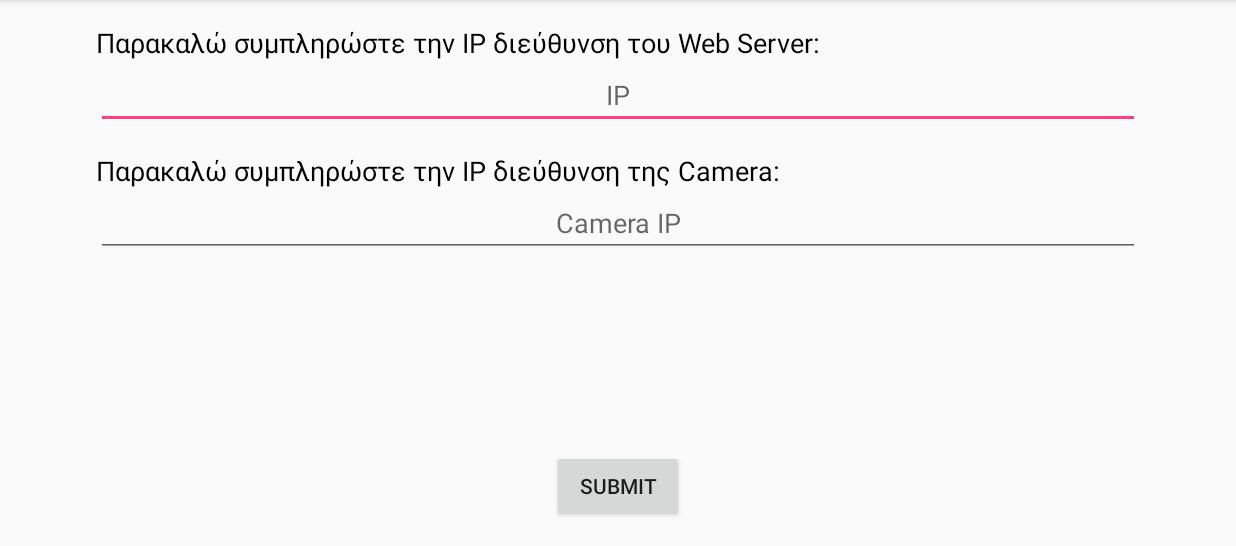
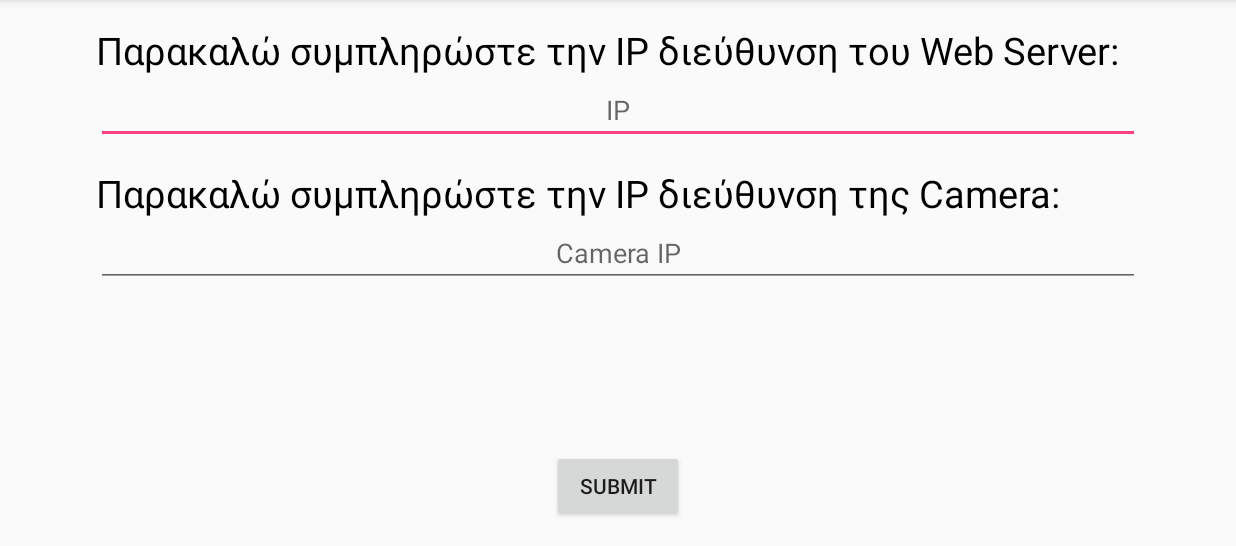
Before and after one commit to bougioklis/SmartBuoys, an Android app: the screen it shows after launch (SettingsActivity), on a phone screen of 824 x 412 dp (held sideways), the part 72-618 px from its top. Run offline under Robolectric (Android 15) with nearby library versions, the phone set to English and light mode, and no system bars.

Commit message:
Android Layout changes

```diff
--- a/SmartBuoyAndroid/app/src/main/java/com/example/bougioklis/smartbuoy/MenuOptions/SettingsActivity.java
+++ b/SmartBuoyAndroid/app/src/main/java/com/example/bougioklis/smartbuoy/MenuOptions/SettingsActivity.java
@@ -28,7 +28,7 @@ public class SettingsActivity extends AppCompatActivity {
     @Override
     protected void onCreate(Bundle savedInstanceState) {
         super.onCreate(savedInstanceState);
-        setContentView(R.layout.activity_settings_ativity);
+        setContentView(R.layout.activity_settings_activity);
 
         global = ((Global) getApplicationContext());
 
--- a/SmartBuoyAndroid/app/src/main/java/com/example/bougioklis/smartbuoy/RTSPActivity.java
+++ b/SmartBuoyAndroid/app/src/main/java/com/example/bougioklis/smartbuoy/RTSPActivity.java
@@ -80,6 +80,8 @@ public class RTSPActivity extends AppCompatActivity {
         map.setTileSource(TileSourceFactory.MAPNIK);
         map.setBuiltInZoomControls(true);
         map.setMultiTouchControls(true);
+
+
 
         //XML Views
         global = ((Global) getApplicationContext());
--- a/SmartBuoyAndroid/app/src/main/res/layout/activity_settings_ativity.xml
+++ b/SmartBuoyAndroid/app/src/main/res/layout/activity_settings_activity.xml
@@ -16,7 +16,7 @@
         android:layout_width="wrap_content"
         android:layout_height="wrap_content"
         android:text="@string/ipfill"
-        android:textSize="18sp"
+        android:textSize="25sp"
         android:textColor="@color/black"/>
     <EditText
         android:id="@+id/ip"
@@ -33,7 +33,7 @@
         android:layout_below="@+id/ip"
         android:paddingTop="15dp"
         android:text="@string/rtspip"
-        android:textSize="18sp"
+        android:textSize="25sp"
         android:textColor="@color/black"/>
     <EditText
         android:id="@+id/rtsp"
--- a/SmartBuoyAndroid/app/src/main/res/layout/fragment_rts.xml
+++ b/SmartBuoyAndroid/app/src/main/res/layout/fragment_rts.xml
@@ -10,7 +10,7 @@
         android:layout_height="wrap_content"
         android:layout_centerInParent="true"
         android:text="Εμφάνιση Stream"
-        android:textSize="25sp"
+        android:textSize="30sp"
         android:textStyle="bold"/>
 
 </RelativeLayout>
--- a/SmartBuoyAndroid/build.gradle
+++ b/SmartBuoyAndroid/build.gradle
@@ -5,7 +5,7 @@ buildscript {
         jcenter()
     }
     dependencies {
-        classpath 'com.android.tools.build:gradle:2.2.3'
+        classpath 'com.android.tools.build:gradle:3.0.1'
 
         // NOTE: Do not place your application dependencies here; they belong
         // in the individual module build.gradle files
```
Also changed, not shown: SmartBuoyAndroid/app/src/main/res/layout/activity_rtsp.xml (+4 -12 lines), SmartBuoyAndroid/app/src/main/res/layout/fragment_general.xml (+4 -4 lines), SmartBuoyAndroid/app/src/main/res/layout/fragment_led.xml (+10 -7 lines), SmartBuoyAndroid/gradle/wrapper/gradle-wrapper.properties, 1 other file.
